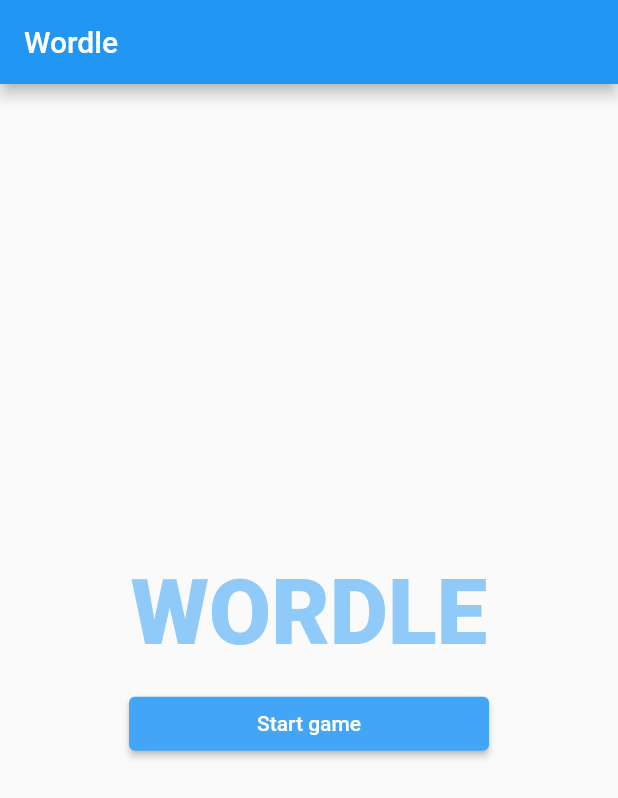
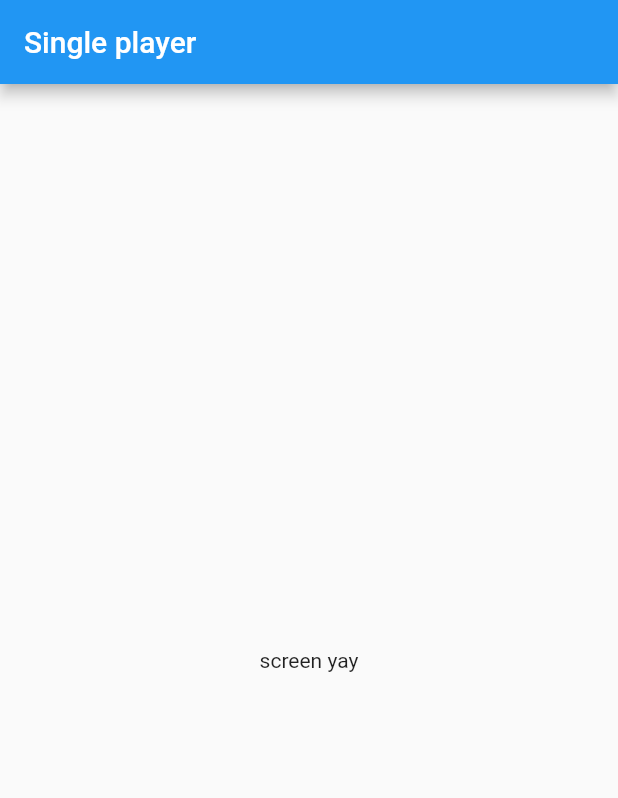
Before and after one commit to Husain-Jinia/Flutter-Wordle, a Flutter app: the screen it shows after launch, after a tap on "Start game", on a phone screen of 412 x 824 dp. Shown: the top 798 px of the screen. Run offline on Flutter 3.47's test engine with Material 2 defaults, Android fonts, the phone set to English and light mode, and no system bars.

Commit message:
created single player screen

```diff
--- /dev/null
+++ b/lib/screens/single_player_game_screen.dart
@@ -0,0 +1,25 @@
+import 'package:flutter/material.dart';
+
+class SinglePlayer extends StatefulWidget {
+  const SinglePlayer({Key? key}) : super(key: key);
+
+  @override
+  State<SinglePlayer> createState() => _SinglePlayerState();
+}
+
+class _SinglePlayerState extends State<SinglePlayer> {
+  @override
+  Widget build(BuildContext context) {
+    return Scaffold(
+      appBar: AppBar(
+        title: Text("Single player"),
+      ),
+      body: Container(
+        child: Center(
+          child: Text("screen yay"),
+        ),
+      ),
+
+    );
+  }
+}
--- a/lib/screens/start_screen.dart
+++ b/lib/screens/start_screen.dart
@@ -1,4 +1,5 @@
 import 'package:flutter/material.dart';
+import 'package:wordlr_mmultiplayer/screens/single_player_game_screen.dart';
 
 class StartScreen extends StatefulWidget {
   const StartScreen({Key? key}) : super(key: key);
@@ -31,7 +32,14 @@
               style:ElevatedButton.styleFrom(
                 primary: Colors.blue[400]
               ),
-              onPressed: (){},
+              onPressed: (){
+                Navigator.pushReplacement<void, void>(
+                  context,
+                  MaterialPageRoute<void>(
+                    builder: (BuildContext context) => const SinglePlayer(),
+                  ),
+                );
+              },
               child: const Text("Start game")
             ))
           ],
```
